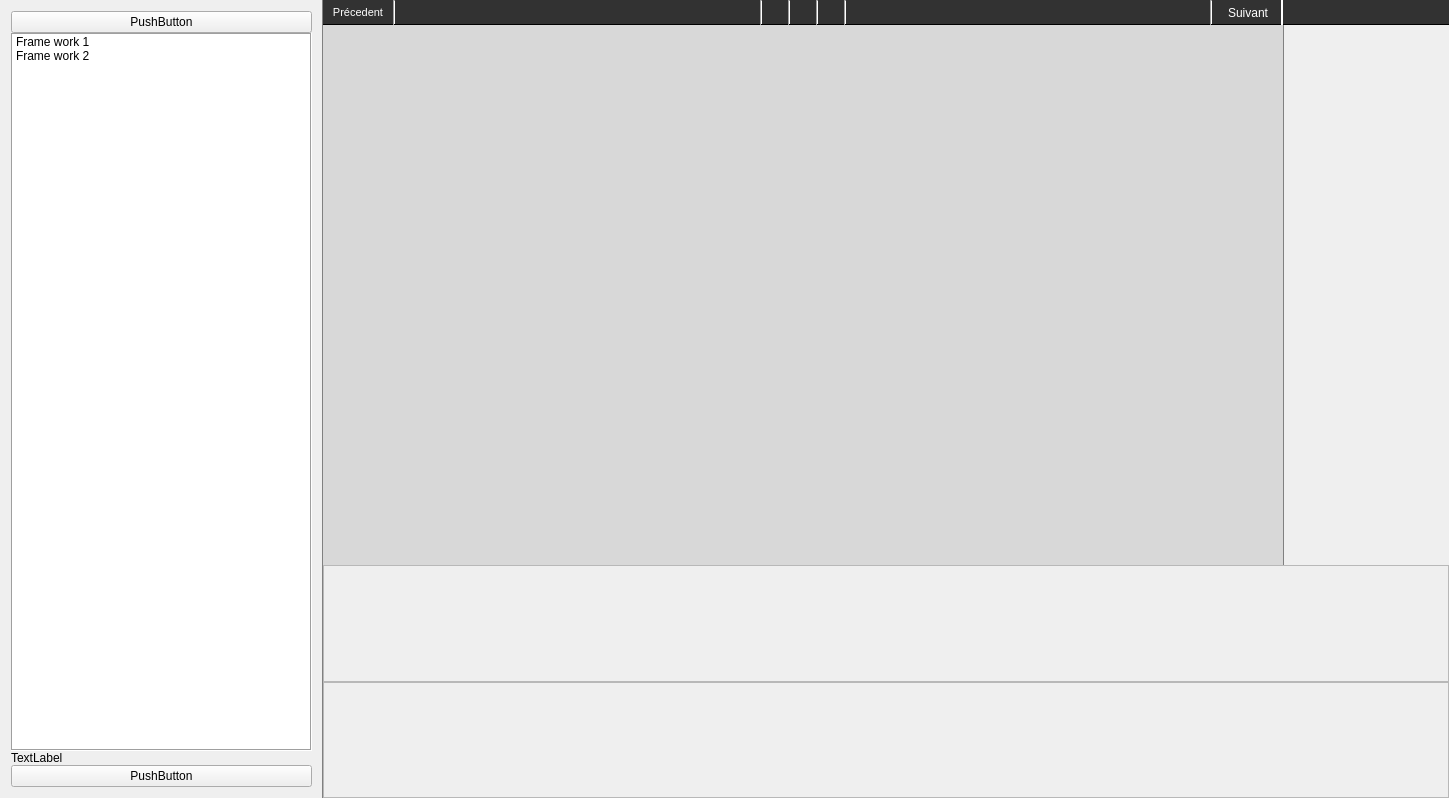
First picture: the form in cmainwindow.ui, repository ludomuse/LudoMuseEditor, before the edit.
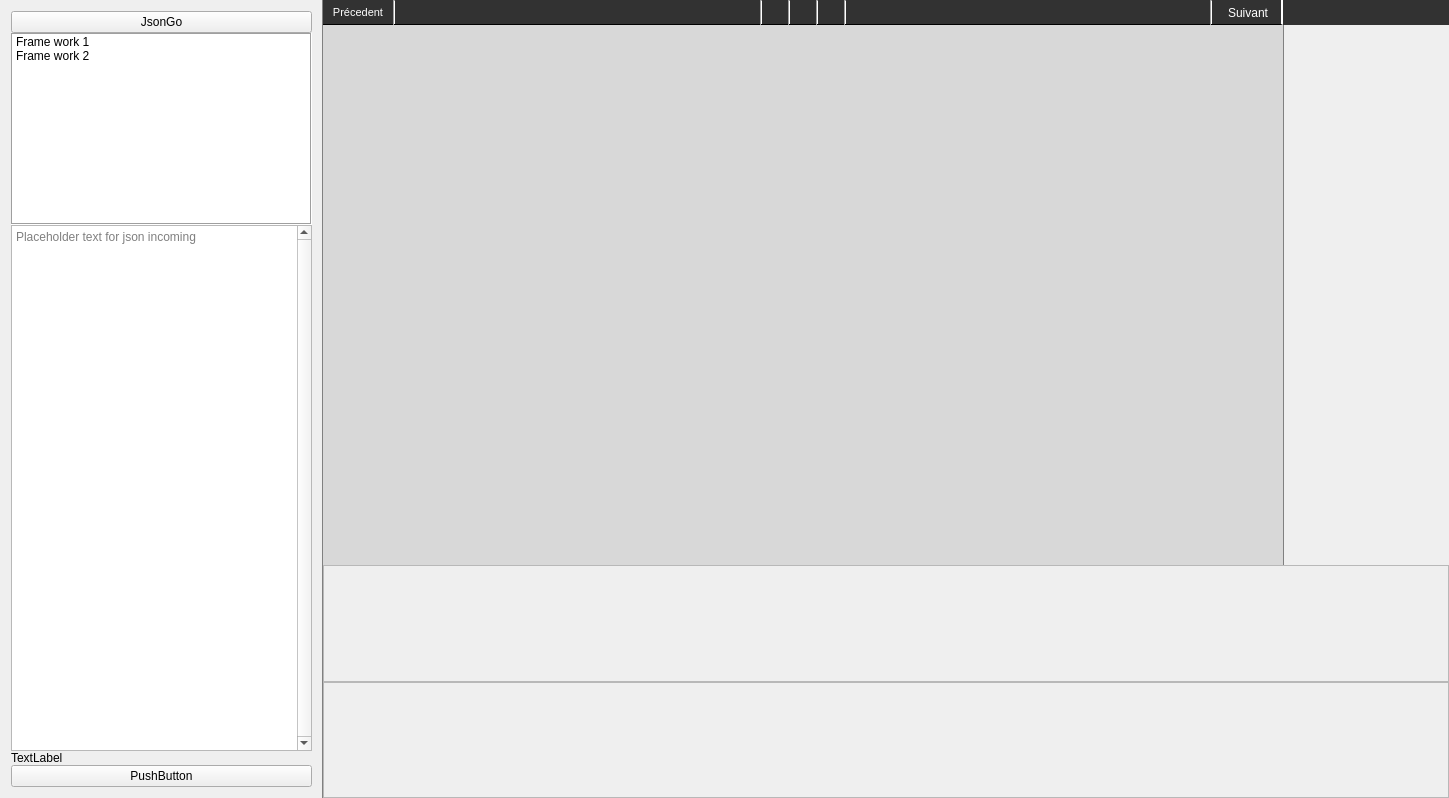
Second picture: the form after the edit. Icons and pictures are not drawn.

Commit message: [ADD] Adding signal and debug zone for parsing behaviro tree into json format

```diff
--- a/cmainwindow.ui
+++ b/cmainwindow.ui
@@ -73,14 +73,14 @@
         <item>
          <widget class="QPushButton" name="pushButton">
           <property name="text">
-           <string>PushButton</string>
+           <string>JsonGo</string>
           </property>
          </widget>
         </item>
         <item>
          <widget class="QListWidget" name="listWidget">
           <property name="sizePolicy">
-           <sizepolicy hsizetype="Minimum" vsizetype="Expanding">
+           <sizepolicy hsizetype="Minimum" vsizetype="Minimum">
             <horstretch>0</horstretch>
             <verstretch>0</verstretch>
            </sizepolicy>
@@ -106,6 +106,16 @@
           </item>
          </widget>
         </item>
+        <item>
+         <widget class="QTextEdit" name="jsonDisplayer">
+          <property name="verticalScrollBarPolicy">
+           <enum>Qt::ScrollBarAlwaysOn</enum>
+          </property>
+          <property name="placeholderText">
+           <string>Placeholder text for json incoming</string>
+          </property>
+         </widget>
+        </item>
         <item>
          <widget class="QLabel" name="label">
           <property name="text">
@@ -158,7 +168,6 @@
           </property>
           <property name="styleSheet">
            <string notr="true">#mmToolbar{
-	border-bottom: 1px solid black;
 	background-color: rgb(50, 50, 50)
 }</string>
           </property>
@@ -197,6 +206,7 @@
              </property>
              <property name="styleSheet">
               <string notr="true">#toolBarCocos{
+	border-bottom: 1px solid black;
 	border-right : 2px solid rgba(255,255,255,255);
 }</string>
              </property>
@@ -511,11 +521,34 @@
            <item>
             <widget class="QWidget" name="toolBarInspector" native="true">
              <property name="sizePolicy">
-              <sizepolicy hsizetype="Minimum" vsizetype="Minimum">
+              <sizepolicy hsizetype="Minimum" vsizetype="Maximum">
                <horstretch>0</horstretch>
                <verstretch>0</verstretch>
               </sizepolicy>
              </property>
+             <property name="maximumSize">
+              <size>
+               <width>16777215</width>
+               <height>25</height>
+              </size>
+             </property>
+             <layout class="QHBoxLayout" name="horizontalLayout_11">
+              <property name="spacing">
+               <number>0</number>
+              </property>
+              <property name="leftMargin">
+               <number>0</number>
+              </property>
+              <property name="topMargin">
+               <number>5</number>
+              </property>
+              <property name="rightMargin">
+               <number>0</number>
+              </property>
+              <property name="bottomMargin">
+               <number>0</number>
+              </property>
+             </layout>
             </widget>
            </item>
           </layout>
```
Left out of the diff: 10 changed lines with no effect on the pictures. The commit also changes 2 other files.
